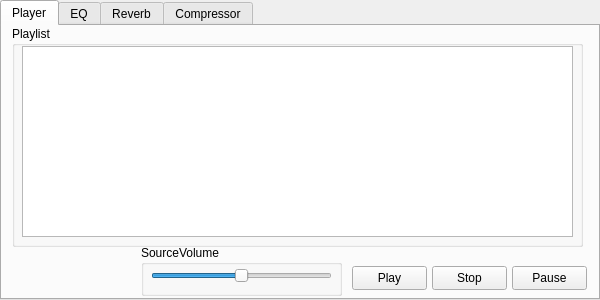
Before: the Qt Designer form ASQt/ASQt_Source.ui in YuheiKashima/Audio, drawn with Qt 5.
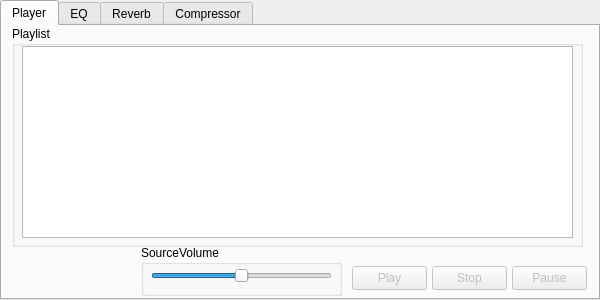
After: the same form once the commit is applied.

The edit to the form file:
```diff
--- a/ASQt/ASQt_Source.ui
+++ b/ASQt/ASQt_Source.ui
@@ -54,6 +54,9 @@
      <string>Player</string>
     </attribute>
     <widget class="QPushButton" name="m_PauseButton">
+     <property name="enabled">
+      <bool>false</bool>
+     </property>
      <property name="geometry">
       <rect>
        <x>510</x>
@@ -99,6 +102,9 @@
      </widget>
     </widget>
     <widget class="QPushButton" name="m_PlayButton">
+     <property name="enabled">
+      <bool>false</bool>
+     </property>
      <property name="geometry">
       <rect>
        <x>350</x>
@@ -112,6 +118,9 @@
      </property>
     </widget>
     <widget class="QPushButton" name="m_StopButton">
+     <property name="enabled">
+      <bool>false</bool>
+     </property>
      <property name="geometry">
       <rect>
        <x>430</x>
@@ -136,13 +145,13 @@
      <property name="title">
       <string>Playlist</string>
      </property>
-     <widget class="QListView" name="m_Playlist">
+     <widget class="QListWidget" name="m_Playlist">
       <property name="geometry">
        <rect>
         <x>10</x>
         <y>20</y>
         <width>551</width>
-        <height>191</height>
+        <height>192</height>
        </rect>
       </property>
      </widget>
```
Left out of the diff: 3 changed lines with no effect on the pictures.
